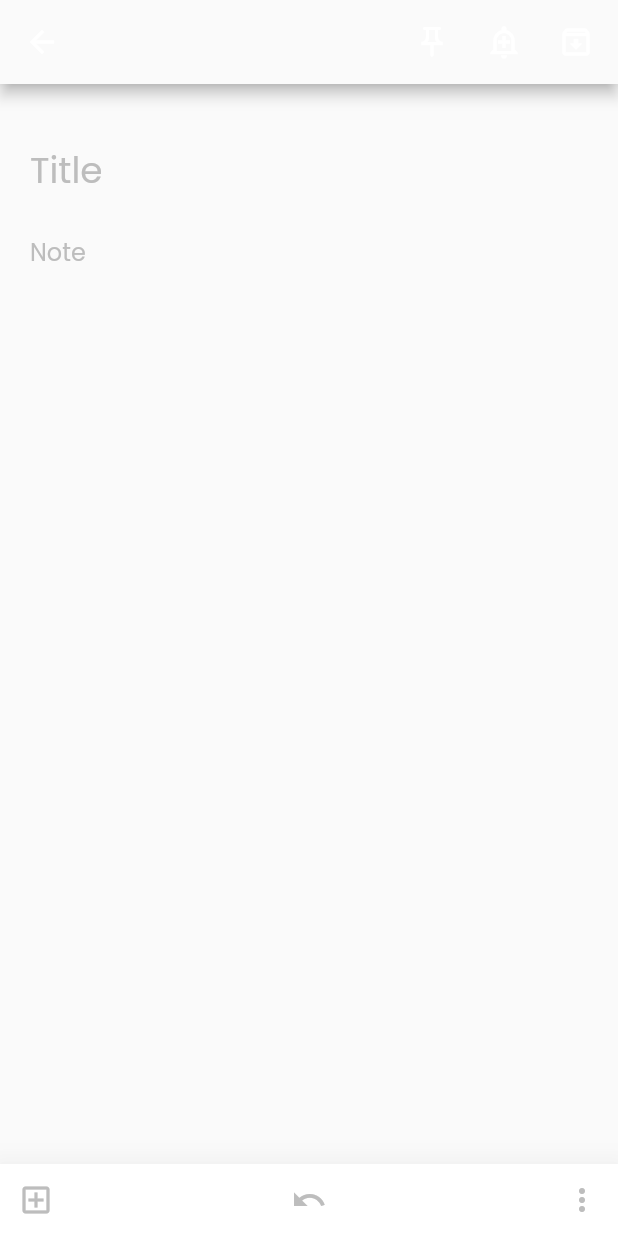
After one commit to mrcse/Google-Keep-Clone-in-Flutter, a Flutter app: the AddNotes screen opened directly, on a phone screen of 412 x 824 dp. The commit adds this screen. Run offline on Flutter 3.47's test engine with Material 2 defaults, Android fonts, the phone set to English and light mode, and no system bars; our stand-ins replace google_fonts; statements that could not run were skipped.

Commit message:
AddNotes Page added and Re-Files & Code

```diff
--- /dev/null
+++ b/lib/AppUIs/notesAdd.dart
@@ -0,0 +1,119 @@
+import 'dart:async';
+import 'package:flutter/material.dart';
+import 'package:google_fonts/google_fonts.dart';
+
+class AddNotes extends StatelessWidget{
+  final TextEditingController _titleController = new TextEditingController();
+  final TextEditingController _noteController = new TextEditingController();
+  final ScrollController _controller = ScrollController();
+  @override
+  Widget build(BuildContext context) {
+    return Scaffold(
+      appBar: AppBar(
+        actions: [
+          iconButton(onTap: () {}, icon: Icons.push_pin_outlined),
+          SizedBox(
+            width: 8.0,
+          ),
+          iconButton(onTap: () {}, icon: Icons.add_alert_outlined),
+          SizedBox(
+            width: 8.0,
+          ),
+          iconButton(onTap: () {}, icon: Icons.archive_outlined),
+          SizedBox(
+            width: 8.0,
+          ),
+        ],
+        backgroundColor: Theme.of(context).scaffoldBackgroundColor,
+      ),
+      body: SingleChildScrollView(
+        controller: _controller,
+        child: Column(
+          children: [
+            SizedBox(
+              height: 28.0,
+            ),
+            textFeild(controller: _titleController, size: 24.0, hint: "Title"),
+            textFeild(
+              controller: _noteController,
+              size: 16.0,
+              hint: "Note",
+            ),
+          ],
+        ),
+      ),
+      bottomNavigationBar: Transform.translate(
+      offset: Offset(0.0, -1 * MediaQuery.of(context).viewInsets.bottom),
+      child: BottomAppBar(
+        shape: CircularNotchedRectangle(),
+        notchMargin: 4.0,
+        elevation: 20.0,
+        child: new Row(
+          mainAxisAlignment: MainAxisAlignment.spaceBetween,
+          children: <Widget>[
+            _bottomBarElement(icon: Icons.add_box_outlined,onTap: (){}),
+            _bottomBarElement(icon: Icons.undo,onTap: (){}),
+            //_bottomBarElement(icon: Icons.undo,onTap: (){}),
+            _bottomBarElement(icon: Icons.more_vert,onTap: (){},
+            )
+          ],
+        ),
+      ),
+    )
+    );
+  }
+
+  iconButton({Function onTap, IconData icon}) {
+    return new InkWell(
+      customBorder: CircleBorder(),
+      onTap: onTap,
+      child: Padding(
+        padding: const EdgeInsets.all(8.0),
+        child: Icon(icon),
+      ),
+    );
+  }
+
+  textFeild({
+    TextEditingController controller,
+    double size,
+    String hint,
+  }) {
+    return Padding(
+      padding: EdgeInsets.only(left: 20.0),
+      child: TextField(
+          onTap: () {
+            Timer(Duration(milliseconds: 150),
+                () => _controller.jumpTo(_controller.position.maxScrollExtent));
+          },
+          controller: controller,
+          //expands: true,
+          style:
+              GoogleFonts.poppins(fontSize: size, color: Colors.grey.shade400),
+          cursorColor: Colors.grey.shade400,
+          cursorWidth: 1.5,
+          maxLines: null,
+          decoration: InputDecoration(
+              border: InputBorder.none,
+              hintStyle: GoogleFonts.poppins(
+                  fontSize: size, color: Colors.grey.shade400),
+              hintText: hint)),
+    );
+  }
+  _bottomBarElement({IconData icon, Function onTap}) {
+    return Padding(
+      padding: const EdgeInsets.all(4.0),
+      child: InkWell(
+        customBorder: CircleBorder(),
+        child: Padding(
+          padding: EdgeInsets.all(8.0),
+          child: Icon(
+            icon,
+            color: Colors.grey.shade400,
+          ),
+        ),
+        onTap: onTap,
+      ),
+    );
+  }
+}
--- a/lib/AppUtills/selectiveGridView.dart
+++ b/lib/AppUtills/selectiveGridView.dart
@@ -28,9 +28,9 @@ class MyGridTile extends StatelessWidget {
           shape: RoundedRectangleBorder(
               borderRadius: BorderRadius.circular(8.0),
               side: BorderSide(
-                  width: 3.0,
+                  width: 2.5,
                   color: selectedIndexList.contains(index)
-                      ? Colors.redAccent
+                      ? Colors.white
                       : Colors.transparent)),
           child: Padding(
             padding: EdgeInsets.all(8.0),
```
Also changed, not shown: lib/AppUIs/notesHome.dart (+8 -1 lines), lib/AppUtills/AppBars/normalAppBar.dart (+4 -15 lines), lib/AppUtills/AppBars/selectionAppBar.dart (+2 -13 lines).
